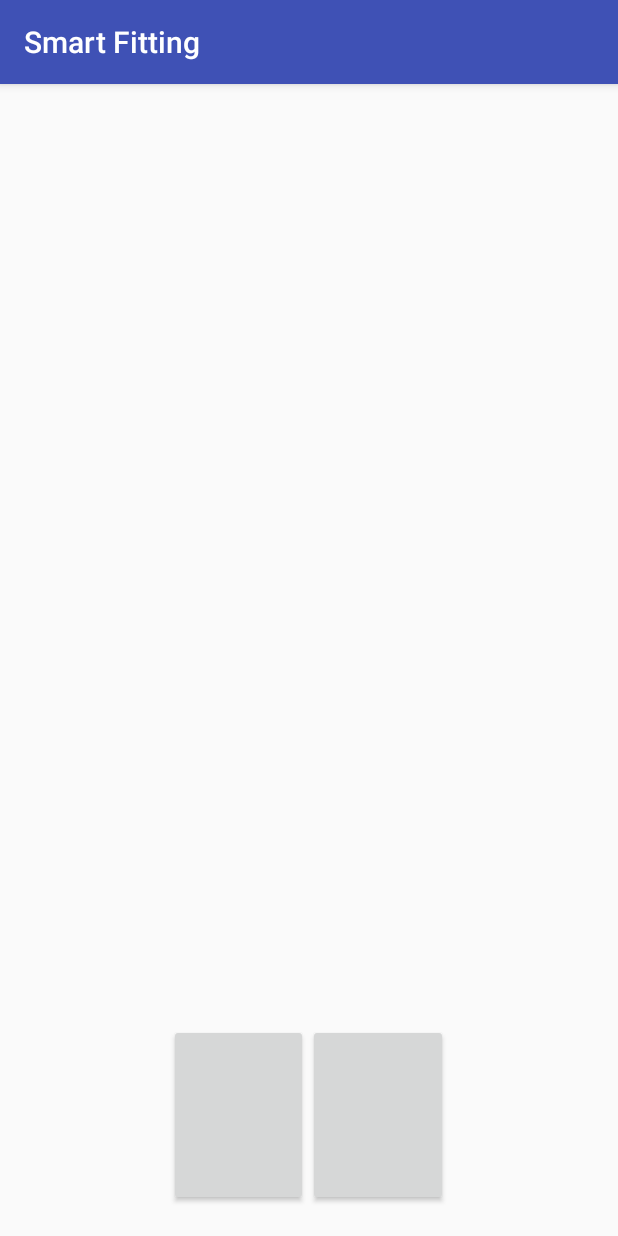
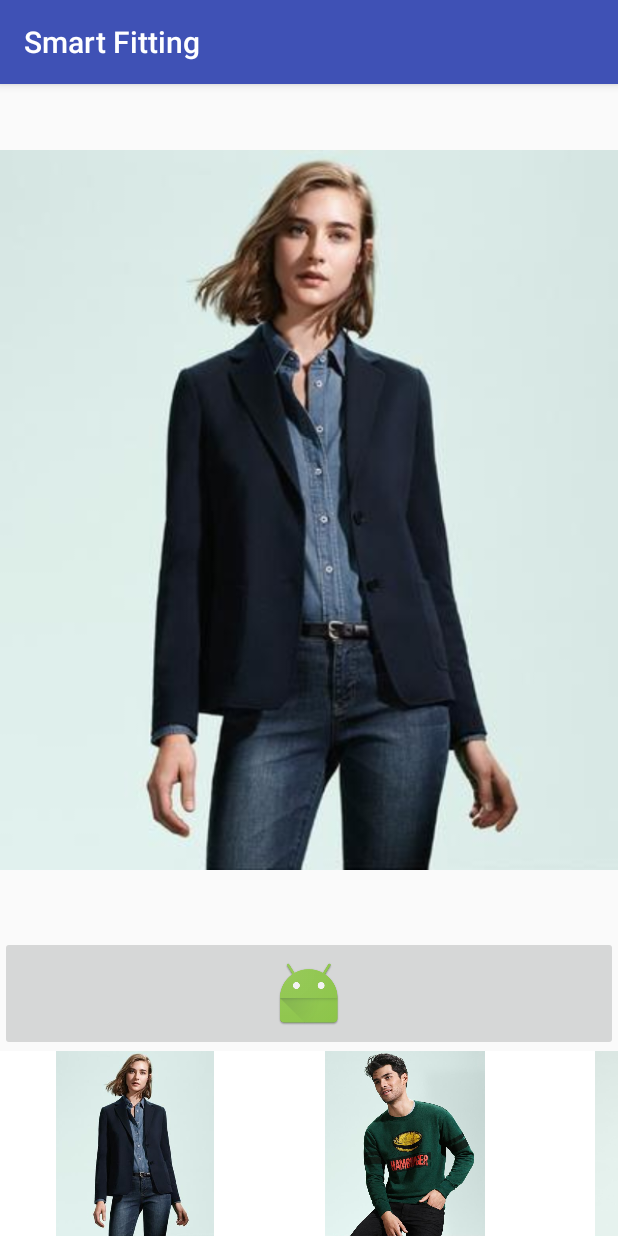
Before and after one commit to chizhang529/smart-fit, an Android app: the ProductActivity screen opened directly, with no data from a screen before it, on a phone screen of 412 x 824 dp. Run offline under Robolectric (Android 15) with nearby library versions, the phone set to English and light mode, and no system bars.

Commit message:
Combine scrolling view into welcome activity

```diff
--- a/SmartFitting/app/src/main/java/edu/stanford/me202/smartfitting/ProductActivity.java
+++ b/SmartFitting/app/src/main/java/edu/stanford/me202/smartfitting/ProductActivity.java
@@ -2,12 +2,103 @@ package edu.stanford.me202.smartfitting;
 
 import android.support.v7.app.AppCompatActivity;
 import android.os.Bundle;
+import android.support.v7.widget.LinearLayoutManager;
+import android.support.v7.widget.RecyclerView;
+import android.view.LayoutInflater;
+import android.view.View;
+import android.view.ViewGroup;
+import android.widget.ImageView;
+import android.widget.TextView;
+
+import java.util.ArrayList;
+import java.util.List;
 
 public class ProductActivity extends AppCompatActivity {
+
+    private RecyclerView horizontal_recycler_view;
+    private ArrayList<String> horizontalList;
+    private HorizontalAdapter horizontalAdapter;
 
     @Override
     protected void onCreate(Bundle savedInstanceState) {
         super.onCreate(savedInstanceState);
         setContentView(R.layout.activity_product);
+        horizontal_recycler_view= (RecyclerView) findViewById(R.id.horizontal_recycler_view);
+
+        horizontalList=new ArrayList<>();
+        horizontalList.add("horizontal 1");
+        horizontalList.add("horizontal 2");
+        horizontalList.add("horizontal 3");
+        horizontalList.add("horizontal 4");
+        horizontalList.add("horizontal 5");
+        horizontalList.add("horizontal 6");
+        horizontalList.add("horizontal 7");
+        horizontalList.add("horizontal 8");
+        horizontalList.add("horizontal 9");
+        horizontalList.add("horizontal 10");
+
+
+        horizontalAdapter=new HorizontalAdapter(horizontalList);
+
+        LinearLayoutManager horizontalLayoutManagaer
+                = new LinearLayoutManager(ProductActivity.this, LinearLayoutManager.HORIZONTAL, false);
+        horizontal_recycler_view.setLayoutManager(horizontalLayoutManagaer);
+
+        horizontal_recycler_view.setAdapter(horizontalAdapter);
+    }
+
+    public class HorizontalAdapter extends RecyclerView.Adapter<HorizontalAdapter.MyViewHolder> {
+
+        private List<String> horizontalList;
+
+        public class MyViewHolder extends RecyclerView.ViewHolder {
+            public TextView txtView;
+            public ImageView imageView;
+
+            public MyViewHolder(View view) {
+                super(view);
+                imageView = (ImageView) view.findViewById(R.id.imageView);
+
+            }
+        }
+
+
+        public HorizontalAdapter(List<String> horizontalList) {
+            this.horizontalList = horizontalList;
+        }
+
+        @Override
+        public MyViewHolder onCreateViewHolder(ViewGroup parent, int viewType) {
+            View itemView = LayoutInflater.from(parent.getContext())
+                    .inflate(R.layout.content_scrolling, parent, false);
+
+            return new MyViewHolder(itemView);
+        }
+
+        @Override
+        public void onBindViewHolder(final MyViewHolder holder, final int position) {
+            if(position%3 == 0){
+                holder.imageView.setImageResource(R.drawable.item1);
+            }
+            else if(position%3 == 1){
+                holder.imageView.setImageResource(R.drawable.item2);
+            }
+            else{
+                holder.imageView.setImageResource(R.drawable.item3);
+            }
+//            holder.txtView.setText(horizontalList.get(position));
+//
+//            holder.txtView.setOnClickListener(new View.OnClickListener() {
+//                @Override
+//                public void onClick(View v) {
+//                    Toast.makeText(ScrollingActivity.this,holder.txtView.getText().toString(),Toast.LENGTH_SHORT).show();
+//                }
+//            });
+        }
+
+        @Override
+        public int getItemCount() {
+            return horizontalList.size();
+        }
     }
 }
--- a/SmartFitting/app/src/main/res/layout/activity_product.xml
+++ b/SmartFitting/app/src/main/res/layout/activity_product.xml
@@ -4,53 +4,29 @@
         xmlns:tools="http://schemas.android.com/tools"
         android:layout_width="match_parent"
         android:layout_height="match_parent"
+        android:fitsSystemWindows="true"
         android:orientation="vertical"
-    android:padding="20dp"
         tools:context="edu.stanford.me202.smartfitting.ProductActivity">
 
-    <LinearLayout
+        <ImageView
             android:layout_width="match_parent"
             android:layout_height="0dp"
-        android:layout_weight="1">
+            android:layout_weight="3.7"
+            android:src="@drawable/item1"/>
+
+        <ImageButton
+            android:layout_width="match_parent"
+            android:layout_height="0dp"
+            android:layout_weight=".5"
+            android:src="@mipmap/ic_launcher"/>
+
+        <android.support.v7.widget.RecyclerView
+            android:id="@+id/horizontal_recycler_view"
+            android:background="#fff"
+            android:layout_width="match_parent"
+            android:layout_height="0dp"
+            android:layout_weight="0.8"
+            android:layout_gravity="bottom"
+            android:backgroundTint="@color/White"/>
 
     </LinearLayout>
-
-    <RelativeLayout
-        android:layout_width="match_parent"
-        android:layout_height="0dp"
-        android:layout_weight="4">
-
-    </RelativeLayout>
-
-    <LinearLayout
-        android:layout_width="match_parent"
-        android:layout_height="0dp"
-        android:layout_weight="1">
-
-        <LinearLayout
-            android:layout_width="0dp"
-            android:layout_height="match_parent"
-            android:layout_weight="1">
-
-        </LinearLayout>
-
-        <Button
-            android:layout_width="0dp"
-            android:layout_height="match_parent"
-            android:layout_weight="1"/>
-
-        <Button
-            android:layout_width="0dp"
-            android:layout_height="match_parent"
-            android:layout_weight="1"/>
-
-        <LinearLayout
-            android:layout_width="0dp"
-            android:layout_height="match_parent"
-            android:layout_weight="1">
-
-        </LinearLayout>
-
-    </LinearLayout>
-
-</LinearLayout>
--- /dev/null
+++ b/SmartFitting/app/src/main/res/layout/content_scrolling.xml
@@ -0,0 +1,16 @@
+<?xml version="1.0" encoding="utf-8"?>
+<LinearLayout xmlns:android="http://schemas.android.com/apk/res/android"
+    android:orientation="vertical"
+    android:layout_width="180dp"
+    android:layout_height="match_parent">
+
+
+    <ImageView
+        android:id="@+id/imageView"
+        android:layout_width="match_parent"
+        android:layout_height="match_parent"
+        android:src="@drawable/item1"
+        android:paddingLeft="1dp"
+        android:paddingRight="1dp"/>
+
+</LinearLayout>
--- a/SmartFitting/app/src/main/res/values/colors.xml
+++ b/SmartFitting/app/src/main/res/values/colors.xml
@@ -5,4 +5,12 @@
     <color name="colorAccent">#FF4081</color>
     <color name="black">#000000</color>
     <color name="crimson">#DC143C</color>
+    <color name="Turquoise">#3B9C9C</color>
+    <color name="BlueGreen">#7BCCB5</color>
+    <color name="White">#FFFFFF</color>
+    <color name="SeaShell">#FFF5EE</color>
+    <color name="Black">#000000</color>
+    <color name="Transparent">#997BCCB5</color>
+    <color name="YellowGold">#FFE769</color>
+    <color name="OrangeGold">#FFCA88</color>
 </resources>
```
Also changed, not shown: SmartFitting/app/src/main/res/drawable/item1.jpg (added), SmartFitting/app/src/main/res/drawable/item2.jpg (added), SmartFitting/app/src/main/res/drawable/item3.jpg (added). Lines whose indentation alone changed are shown as unchanged.
